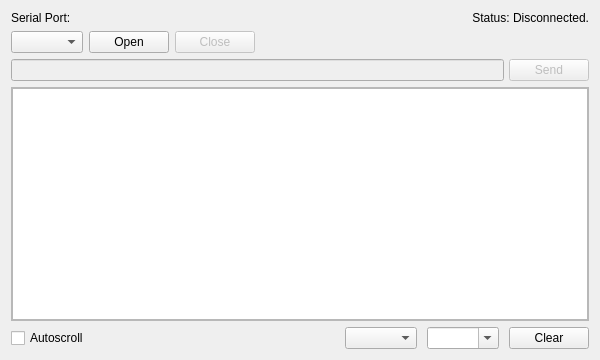
Before: the Qt Designer form SUSTerm/mainwindow.ui in J-Rios/SUSTerm, drawn with Qt 5.
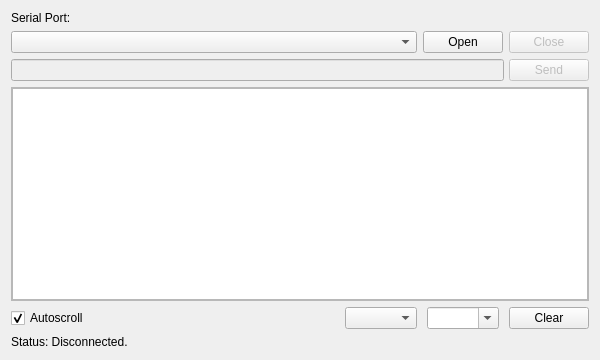
After: the same form once the commit is applied.

The edit to the form file:
```diff
--- a/SUSTerm/mainwindow.ui
+++ b/SUSTerm/mainwindow.ui
@@ -135,25 +135,6 @@
         </property>
        </widget>
       </item>
-      <item row="0" column="5">
-       <widget class="QLabel" name="label_status">
-        <property name="sizePolicy">
-         <sizepolicy hsizetype="Expanding" vsizetype="Preferred">
-          <horstretch>0</horstretch>
-          <verstretch>0</verstretch>
-         </sizepolicy>
-        </property>
-        <property name="layoutDirection">
-         <enum>Qt::RightToLeft</enum>
-        </property>
-        <property name="text">
-         <string>Status: Disconnected.</string>
-        </property>
-        <property name="alignment">
-         <set>Qt::AlignRight|Qt::AlignTrailing|Qt::AlignVCenter</set>
-        </property>
-       </widget>
-      </item>
      </layout>
     </item>
     <item>
@@ -251,7 +232,7 @@
          <x>0</x>
          <y>0</y>
          <width>576</width>
-         <height>202</height>
+         <height>179</height>
         </rect>
        </property>
        <property name="sizePolicy">
@@ -281,6 +262,22 @@
             <verstretch>0</verstretch>
            </sizepolicy>
           </property>
+          <property name="readOnly">
+           <bool>true</bool>
+          </property>
+          <property name="html">
+           <string>&lt;!DOCTYPE HTML PUBLIC &quot;-//W3C//DTD HTML 4.0//EN&quot; &quot;http://www.w3.org/TR/REC-html40/strict.dtd&quot;&gt;
+&lt;html&gt;&lt;head&gt;&lt;meta name=&quot;qrichtext&quot; content=&quot;1&quot; /&gt;&lt;style type=&quot;text/css&quot;&gt;
+p, li { white-space: pre-wrap; }
+&lt;/style&gt;&lt;/head&gt;&lt;body style=&quot; font-family:'MS Shell Dlg 2'; font-size:7.8pt; font-weight:400; font-style:normal;&quot;&gt;
+&lt;p style=&quot;-qt-paragraph-type:empty; margin-top:0px; margin-bottom:0px; margin-left:0px; margin-right:0px; -qt-block-indent:0; text-indent:0px;&quot;&gt;&lt;br /&gt;&lt;/p&gt;&lt;/body&gt;&lt;/html&gt;</string>
+          </property>
+          <property name="acceptRichText">
+           <bool>true</bool>
+          </property>
+          <property name="textInteractionFlags">
+           <set>Qt::TextSelectableByMouse</set>
+          </property>
          </widget>
         </item>
        </layout>
@@ -306,6 +303,9 @@
         <property name="text">
          <string>Autoscroll</string>
         </property>
+        <property name="checked">
+         <bool>true</bool>
+        </property>
        </widget>
       </item>
       <item>
@@ -404,6 +404,25 @@
       </item>
      </layout>
     </item>
+    <item>
+     <widget class="QLabel" name="label_status">
+      <property name="sizePolicy">
+       <sizepolicy hsizetype="Expanding" vsizetype="Preferred">
+        <horstretch>0</horstretch>
+        <verstretch>0</verstretch>
+       </sizepolicy>
+      </property>
+      <property name="layoutDirection">
+       <enum>Qt::LeftToRight</enum>
+      </property>
+      <property name="text">
+       <string>Status: Disconnected.</string>
+      </property>
+      <property name="alignment">
+       <set>Qt::AlignLeading|Qt::AlignLeft|Qt::AlignVCenter</set>
+      </property>
+     </widget>
+    </item>
    </layout>
   </widget>
  </widget>
```
